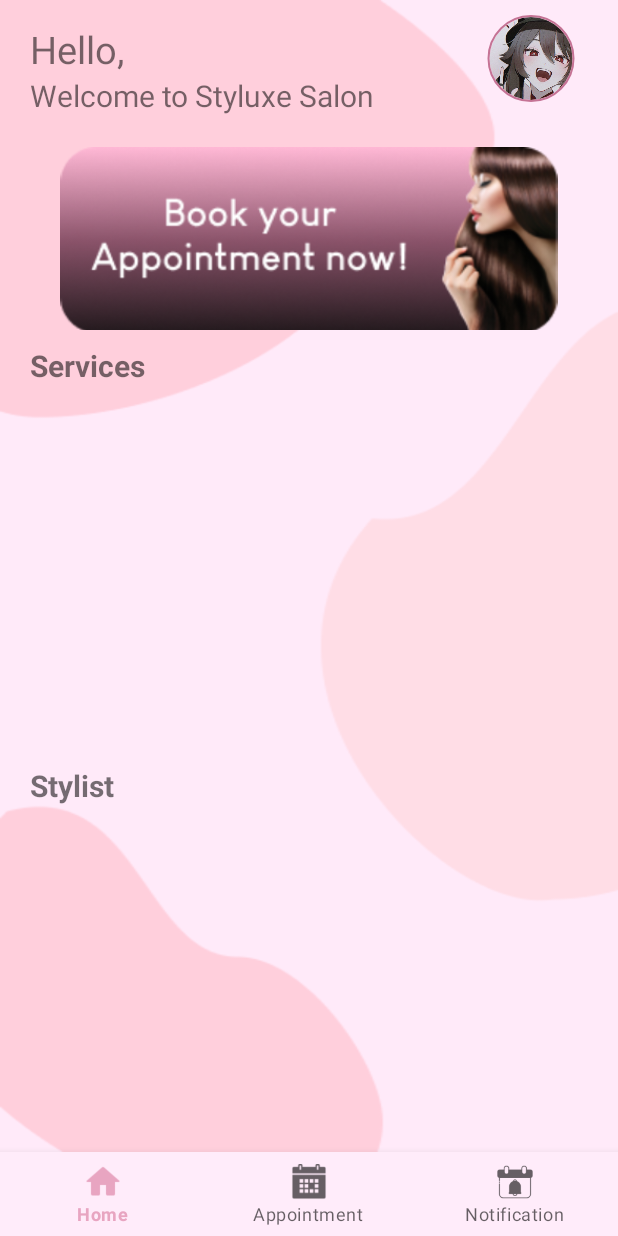
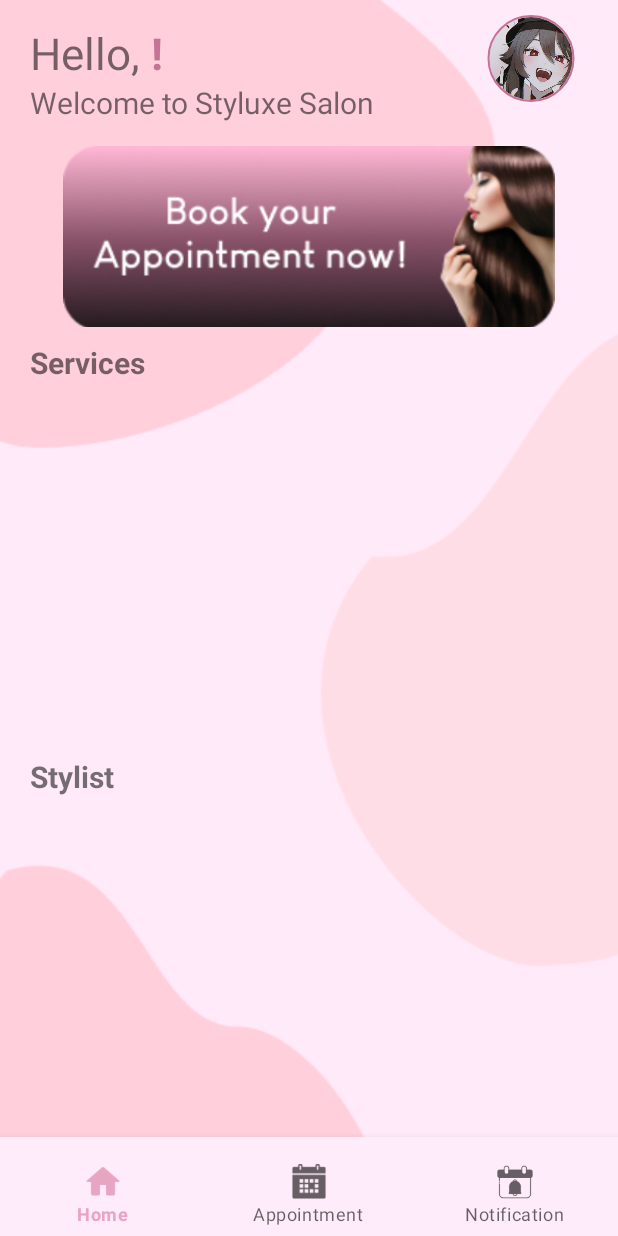
Before and after one commit to caesar0016/SalonAppointment_final, an Android app: the fragment_home screen opened directly, with no data from a screen before it, on a phone screen of 412 x 824 dp. Run offline under Robolectric (Android 15) with nearby library versions, the phone set to English and light mode, and no system bars; our stand-ins replace CircleImageView, Firebase (no records; nobody signed in at launch, a user with empty details on screens opened directly).

Commit message:
some minor design fixed

```diff
--- a/app/src/main/java/com/example/salonappointment/fragments_model/fragment_home.java
+++ b/app/src/main/java/com/example/salonappointment/fragments_model/fragment_home.java
@@ -74,7 +74,7 @@ public class fragment_home extends Fragment {
         if (user != null) {
             String name = user.getDisplayName();
             if (name != null) {
-                tvGetUserName.setText(name);
+                tvGetUserName.setText(" " + name + "!");
             } else {
                 // Handle the case when user's display name is null
                 tvGetUserName.setText("No Display Name");
--- a/app/src/main/res/layout/fragment_appointment.xml
+++ b/app/src/main/res/layout/fragment_appointment.xml
@@ -4,7 +4,7 @@
     android:layout_width="match_parent"
     android:layout_height="match_parent"
     tools:context=".fragments_model.fragment_appointment"
-    style="@style/bg_home">
+    >
 
     <RelativeLayout
         android:layout_width="match_parent"
--- a/app/src/main/res/layout/fragment_home.xml
+++ b/app/src/main/res/layout/fragment_home.xml
@@ -5,7 +5,7 @@
     android:layout_height="match_parent"
     xmlns:app="http://schemas.android.com/apk/res-auto"
     tools:context=".fragments_model.fragment_home"
-    style="@style/bg_home">
+    >
     <RelativeLayout
         android:layout_width="match_parent"
         android:layout_height="match_parent">
@@ -54,7 +54,7 @@
                                 android:layout_marginStart="20dp"
                                 android:layout_marginTop="15dp"
                                 android:text="Hello,"
-                                android:textSize="25sp" />
+                                android:textSize="29sp" />
 
                             <TextView
                                 android:id="@+id/frHome_Username"
@@ -64,7 +64,7 @@
                                 android:layout_marginTop="15dp"
                                 android:text=" User!"
                                 android:textColor="@color/darkPink"
-                                android:textSize="25sp"
+                                android:textSize="29sp"
                                 android:textStyle="bold" />
                         </LinearLayout>
 
--- a/app/src/main/res/layout/main_page_frm.xml
+++ b/app/src/main/res/layout/main_page_frm.xml
@@ -7,6 +7,7 @@
     android:layout_height="match_parent"
     tools:context=".main_page_frm"
     style="@style/bg_home"
+    android:layout_gravity="center_horizontal"
     >
     <!-- FrameLayout for main content -->
     <FrameLayout
@@ -24,7 +25,10 @@
         android:layout_height="wrap_content"
         app:menu="@menu/bottom_navi_menu"
         android:layout_alignParentBottom="true"
-        android:layout_marginTop="0dp"
+        android:layout_marginBottom="0dp"
+        android:paddingBottom="0dp"
+        android:paddingTop="10dp"
+        android:layout_gravity="center_horizontal"
         />
 
 </RelativeLayout>
```
Also changed, not shown: app/src/main/java/com/example/salonappointment/loginFrm.java (+12 -12 lines).
